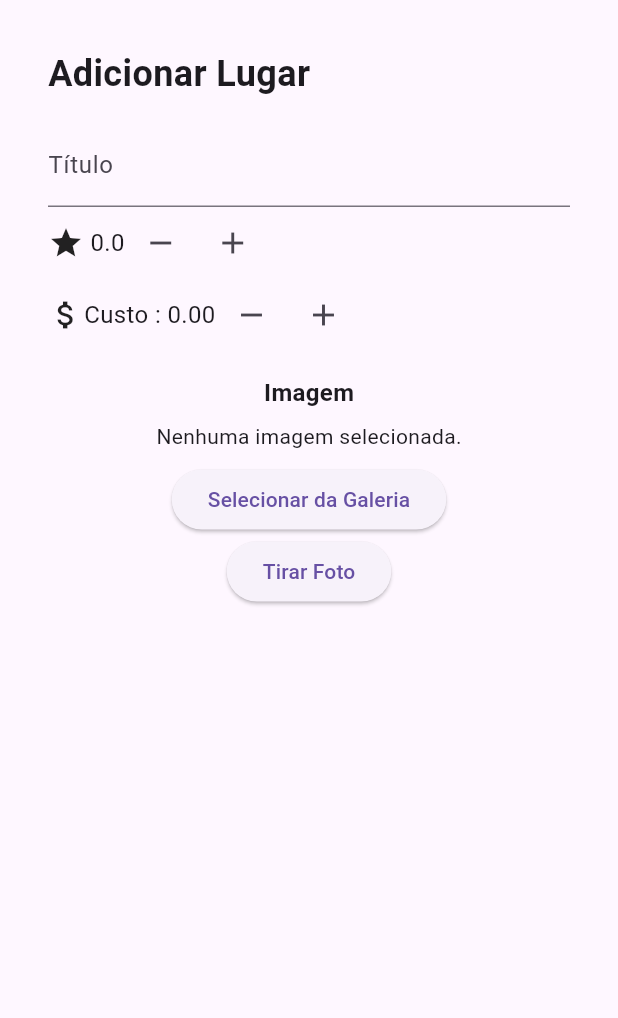
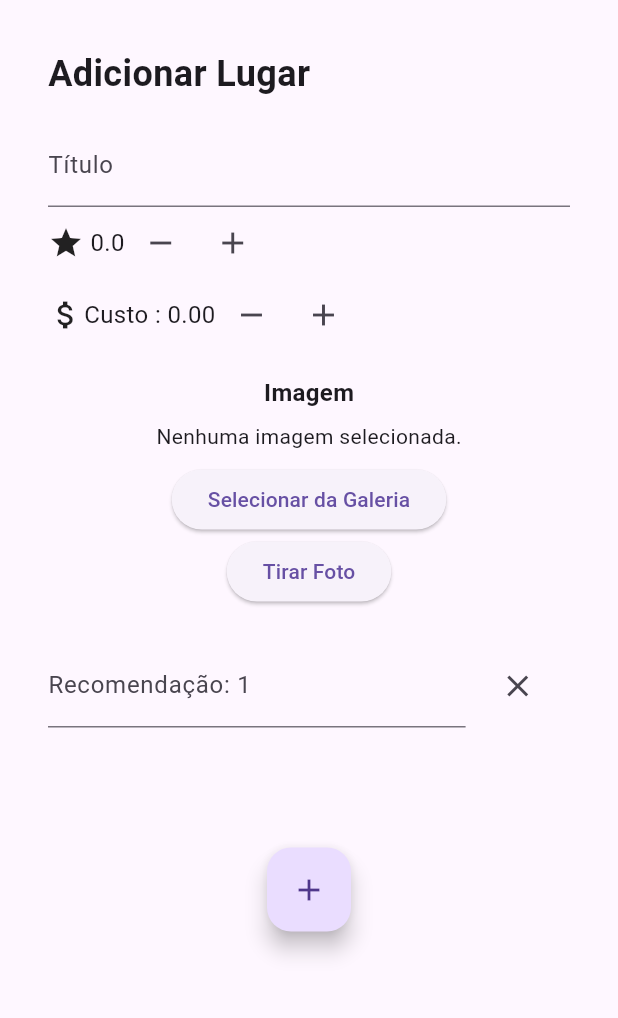
Before and after one commit to luisesales/Desenvolvimento-de-Sistemas-Para-Dispositivos-Moveis, a Flutter app: the AdicionarLugar screen opened by its route, on a phone screen of 412 x 824 dp, the part 84-1102 px from its top. Run offline on Flutter 3.47's test engine with Material 3 defaults, Android fonts, the phone set to English and light mode, and no system bars; our stand-ins replace image_picker, numberpicker; missing offline and left inert: intl_utils.

Commit message:
adding dynamic text input and functions untested

```diff
--- a/mini_projeto_3/lib/components/dynamic_text_input.dart
+++ b/mini_projeto_3/lib/components/dynamic_text_input.dart
@@ -1,6 +1,16 @@
 import 'package:flutter/material.dart';
 
 class DynamicTextInput extends StatefulWidget {
+
+  final Function(List<TextEditingController>) onChanged;
+  final String label;
+
+  DynamicTextInput({
+    required this.label,
+    required this.onChanged,
+  });
+
+
   @override
   _DynamicTextInputState createState() => _DynamicTextInputState();
 }
@@ -17,6 +27,14 @@ class _DynamicTextInputState extends State<DynamicTextInput> {
   void _addTextField() {
     setState(() {
       _controllers.add(TextEditingController());
+      widget.onChanged(_controllers);
+    });
+  }
+
+  void _removeTextField(int index){
+    setState(() {
+      _controllers.remove(_controllers[index]);
+      widget.onChanged(_controllers);
     });
   }
 
@@ -32,35 +50,56 @@ class _DynamicTextInputState extends State<DynamicTextInput> {
   @override
   Widget build(BuildContext context) {
     return Container(
-      padding: const EdgeInsets.all(16.0),
+      height: 200,
         child: Column(
           children: <Widget>[
-          Expanded(
+            Flexible(
               child: ListView.builder(
                 itemCount: _controllers.length,
                 itemBuilder: (context, index) {
-                return Container(
-                  padding: const EdgeInsets.symmetric(vertical: 8.0),
-                  child: TextField(
+                  return Flex(
+                    direction: Axis.vertical,
+                    children:[
+                      Padding(
+                        padding: const EdgeInsets.only(top: 8.0),
+                        child: Row(
+                          children: [
+                            Expanded(
+                              flex: 4,
+                              child: TextFormField(
                                 controller: _controllers[index],
                                 decoration: InputDecoration(
-                      border: OutlineInputBorder(),
-                      labelText: 'Campo de Texto ${index + 1}',
+                                  labelText: '${widget.label}: ${index + 1}',
                                 ),
                               ),
+                            ),
+                            Expanded(
+                              flex: 1,
+                              child: IconButton(
+                                onPressed: (){_removeTextField(index);},
+                                icon: const Icon(Icons.close),
+                              ),
+                            ),
+                        ],)
+                      ),
+                    ],
                   );
                 },
               ),
             ),
-          Row(
+            Container(
+              margin: EdgeInsets.only(top: 16),
+              child: Row(
                 mainAxisAlignment: MainAxisAlignment.center,
                 children: [
                   FloatingActionButton(
                     onPressed: _addTextField,
+                    tooltip: 'Adicionar Campo de Texto',
+
                     child: Icon(Icons.add),
-                tooltip: 'Adicionar Campo de Texto',
                   ),
                 ],
+              ),
             ),
           ],
         ),
--- a/mini_projeto_3/lib/model/PaisesModel.dart
+++ b/mini_projeto_3/lib/model/PaisesModel.dart
@@ -9,11 +9,12 @@ class PaisesModel with ChangeNotifier {
   List<Pais> _paises = [];
 
   List<Lugar>  get favoritos => _lugaresFavoritos;
-  List<Pais> get paises => _paises;
+  List<Pais> get todos_paises => _paises;
 
   void initialize(){
-    _paises.addAll(paises);
-    _lugaresFavoritos = [];
+    for(Pais p in paises){
+      _paises.add(p);
+    }
     notifyListeners();
   }
 
--- a/mini_projeto_3/lib/screens/adicionarLugar.dart
+++ b/mini_projeto_3/lib/screens/adicionarLugar.dart
@@ -29,21 +29,21 @@ class _AdicionarLugarState extends State<AdicionarLugar> {
     bool _wrongAvaliation = false;
     bool _wrongCost = false;
 
-    void _updateImage(String url) {
+    void _updateValue(dynamic newValue, dynamic variable){
       setState(() {
-        _imageURL = url;
+        variable = newValue;
       });
     }
-    void _updateAvaliation(double value) {
+
+    void _updateList(dynamic newList, dynamic list_variable){
       setState(() {
-        _avaliation = value;
+        list_variable.clear();
+        for(dynamic o in newList){
+          list_variable.add(o);
+        }
       });
     }
-    void _updateCost(double value) {
-      setState(() {
-        _cost = value;
-      });
-    }
+
 
     return Scaffold(
       appBar: AppBar(
@@ -96,7 +96,7 @@ class _AdicionarLugarState extends State<AdicionarLugar> {
                               minValue: 0,
                               labelText: '',
                               labelIcon: Icons.star,
-                              onChanged: _updateAvaliation,
+                              onChanged: (double){_updateValue(double,_avaliation);}
                               )
                           ),
                         ),
@@ -110,15 +110,20 @@ class _AdicionarLugarState extends State<AdicionarLugar> {
                               minValue: 0,
                               labelText: 'Custo :',
                               labelIcon: Icons.attach_money,
-                              onChanged: _updateCost
+                              onChanged: (double){_updateValue(double,_cost);}
                               )
                           ),
                         ),
                         Container(
                           margin: EdgeInsets.only(top: 16, bottom: 16),
-                          child: imagePicker(onImagePicked: _updateImage,)
+                          child: imagePicker(onImagePicked: (String){_updateValue(String,_imageURL);},)
                         ),
-                        //DynamicTextInput(),
+                        DynamicTextInput(
+                          label : "Recomendação",
+                          onChanged: (dynamic){
+                            _updateList(dynamic, _recomendations);
+                          },
+                        ),
                       ],
                     ),
                   ),
--- a/mini_projeto_3/lib/screens/pais_screen.dart
+++ b/mini_projeto_3/lib/screens/pais_screen.dart
@@ -28,7 +28,7 @@ class PaisScreen extends StatelessWidget {
               crossAxisSpacing: 20,
 
             ),
-            children: paisesModel.paises.map((pais) => ItemPais(pais: pais)).toList(),
+            children: paisesModel.todos_paises.map((pais) => ItemPais(pais: pais)).toList(),
           );
         }
       ),
```
Also changed, not shown: mini_projeto_3/lib/main.dart (+10 -9 lines). Lines whose indentation alone changed are shown as unchanged.
